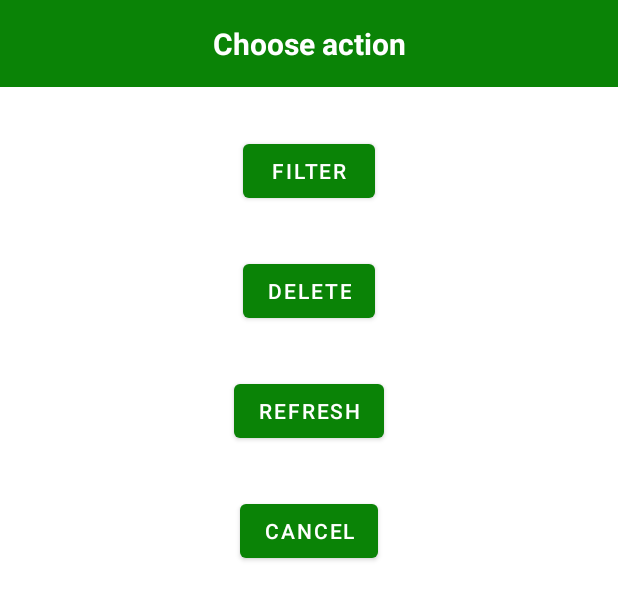
After one commit to Henipiter/Kalendarz, an Android app: the layout list_manager_button.xml on its own in the app's theme, with its tools: preview values and no code run, on a phone screen of 412 x 824 dp. The commit adds this screen. Shown: the top 600 px of the screen. Run offline under Robolectric (Android 15) with nearby library versions, the light colour scheme and no system bars.

Commit message:
add refreshing and deleting notes from list view

```diff
--- a/app/build.gradle
+++ b/app/build.gradle
@@ -40,6 +40,7 @@ dependencies {
     implementation 'androidx.appcompat:appcompat:1.3.0'
     implementation 'com.google.android.material:material:1.3.0'
     implementation 'androidx.constraintlayout:constraintlayout:2.0.4'
+    implementation 'androidx.swiperefreshlayout:swiperefreshlayout:1.1.0'
     testImplementation 'junit:junit:4.+'
     androidTestImplementation 'androidx.test.ext:junit:1.1.2'
     androidTestImplementation 'androidx.test.espresso:espresso-core:3.3.0'
--- /dev/null
+++ b/app/src/main/res/layout/list_manager_button.xml
@@ -0,0 +1,61 @@
+<?xml version="1.0" encoding="utf-8"?>
+<androidx.constraintlayout.widget.ConstraintLayout xmlns:android="http://schemas.android.com/apk/res/android"
+    xmlns:app="http://schemas.android.com/apk/res-auto"
+    xmlns:tools="http://schemas.android.com/tools"
+    android:layout_width="match_parent"
+    android:layout_height="match_parent">
+    <TextView
+        android:id="@+id/title"
+        android:layout_width="match_parent"
+        android:layout_height="wrap_content"
+        android:background="@color/green_500"
+        android:gravity="center"
+        android:padding="15dp"
+        android:textColor="#fff"
+        android:textSize="20sp"
+        android:textStyle="bold"
+        tools:text="Choose action"
+        app:layout_constraintEnd_toEndOf="parent"
+        app:layout_constraintStart_toStartOf="parent"
+        app:layout_constraintTop_toTopOf="parent" />
+
+    <Button
+        android:id="@+id/filter_button_1"
+        android:layout_width="wrap_content"
+        android:layout_height="wrap_content"
+        android:text="Filter"
+        android:layout_marginTop="32dp"
+        app:layout_constraintEnd_toEndOf="parent"
+        app:layout_constraintStart_toStartOf="parent"
+        app:layout_constraintTop_toBottomOf="@+id/title" />
+
+    <Button
+        android:id="@+id/delete_button_3"
+        android:layout_width="wrap_content"
+        android:layout_height="wrap_content"
+        android:text="Delete"
+        android:layout_marginTop="32dp"
+        app:layout_constraintEnd_toEndOf="parent"
+        app:layout_constraintStart_toStartOf="parent"
+        app:layout_constraintTop_toBottomOf="@+id/filter_button_1" />
+
+    <Button
+        android:id="@+id/refresh_button_2"
+        android:layout_width="wrap_content"
+        android:layout_height="wrap_content"
+        android:text="Refresh"
+        android:layout_marginTop="32dp"
+        android:layout_marginBottom="32dp"
+        app:layout_constraintEnd_toEndOf="parent"
+        app:layout_constraintStart_toStartOf="parent"
+        app:layout_constraintTop_toBottomOf="@+id/delete_button_3" />
+    <Button
+        android:id="@+id/cancel_button_2"
+        android:layout_width="wrap_content"
+        android:layout_height="wrap_content"
+        android:text="Cancel"
+        android:layout_marginTop="32dp"
+        app:layout_constraintEnd_toEndOf="parent"
+        app:layout_constraintStart_toStartOf="parent"
+        app:layout_constraintTop_toBottomOf="@+id/refresh_button_2" />
+</androidx.constraintlayout.widget.ConstraintLayout>
```
Also changed, not shown: app/src/main/java/com/example/kaledarz/activities/SegregatedListActivity.kt (+82 -82 lines), app/src/main/res/layout/activity_segregated_list.xml (+0 -9 lines), app/src/main/res/layout/test_alert.xml (+5 -5 lines).
